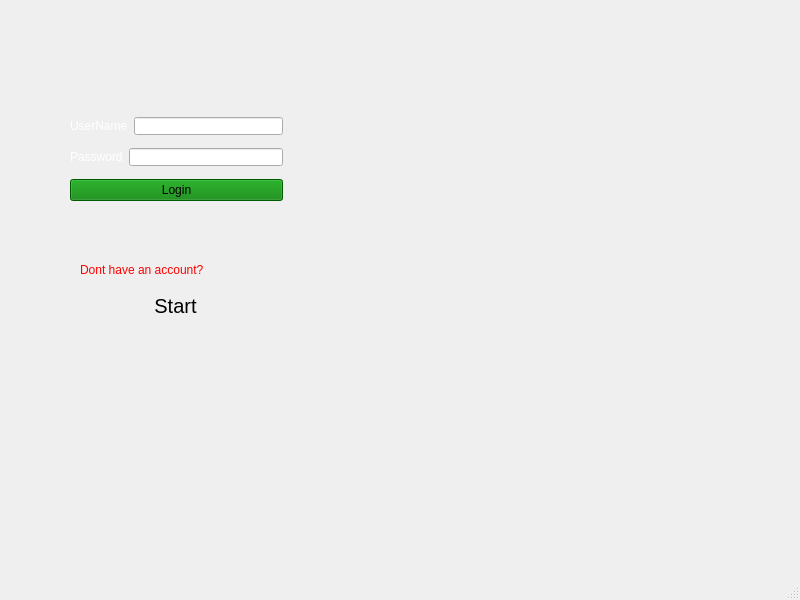
ErfanGerami/AP-Project, file login.ui: the form before one commit.
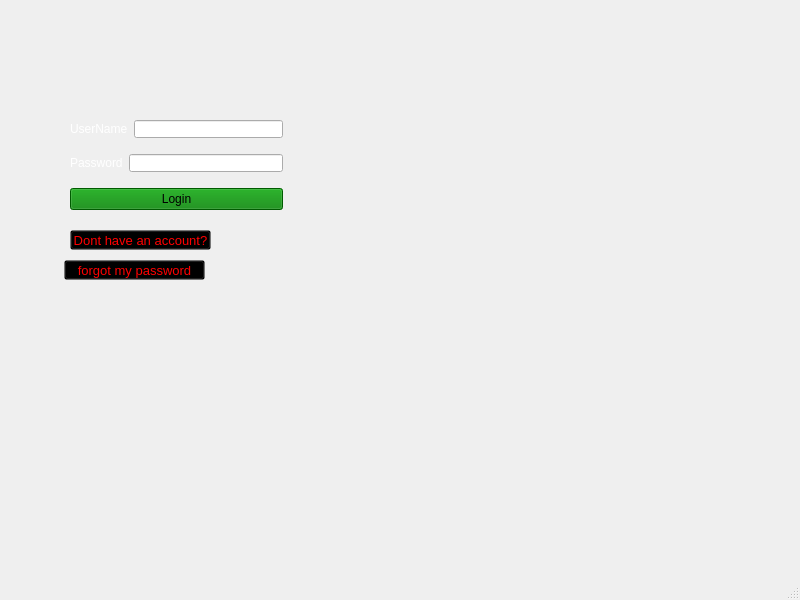
The form after the commit. Icons and pictures are not drawn.

Commit message: adding forgot password menu

```diff
--- a/login.ui
+++ b/login.ui
@@ -22,21 +22,27 @@
     <property name="geometry">
      <rect>
       <x>70</x>
-      <y>260</y>
-      <width>211</width>
-      <height>91</height>
+      <y>230</y>
+      <width>141</width>
+      <height>20</height>
      </rect>
     </property>
     <property name="font">
      <font>
-      <pointsize>15</pointsize>
+      <pointsize>-1</pointsize>
      </font>
     </property>
     <property name="styleSheet">
-     <string notr="true">#start{border-image:url(:/images/images/ship.jpg);border-radius:10px;}</string>
+     <string notr="true">#start{background:transparent;color:red;font-size:13px;}</string>
     </property>
     <property name="text">
-     <string>Start</string>
+     <string>Dont have an account?</string>
+    </property>
+    <property name="default">
+     <bool>false</bool>
+    </property>
+    <property name="flat">
+     <bool>false</bool>
     </property>
    </widget>
    <widget class="QWidget" name="layoutWidget">
@@ -45,7 +51,7 @@
       <x>70</x>
       <y>110</y>
       <width>213</width>
-      <height>101</height>
+      <height>111</height>
      </rect>
     </property>
     <layout class="QVBoxLayout" name="verticalLayout">
@@ -151,20 +157,28 @@
      <bool>true</bool>
     </property>
    </widget>
-   <widget class="QLabel" name="label_2">
+   <widget class="QPushButton" name="forgot">
     <property name="geometry">
      <rect>
-      <x>80</x>
+      <x>64</x>
       <y>260</y>
-      <width>171</width>
+      <width>141</width>
       <height>20</height>
      </rect>
     </property>
+    <property name="font">
+     <font>
+      <pointsize>-1</pointsize>
+     </font>
+    </property>
+    <property name="layoutDirection">
+     <enum>Qt::LeftToRight</enum>
+    </property>
     <property name="styleSheet">
-     <string notr="true">#label_2{color:red;}</string>
+     <string notr="true">#forgot{background:transparent;color:red;font-size:13px;}</string>
     </property>
     <property name="text">
-     <string>Dont have an account?</string>
+     <string>forgot my password</string>
     </property>
    </widget>
    <zorder>start</zorder>
```
Left out of the diff: 2 changed lines with no effect on the pictures. The commit also changes 13 other files.
